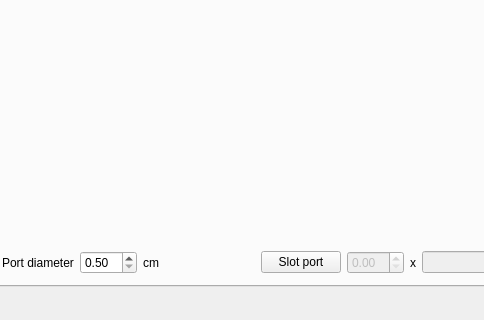
First picture: the form in mainwindow.ui, repository be1/qspeakers, before the edit; both pictures show x 161 to 645 and y 400 to 720 of the 1033 by 720 pixel window.
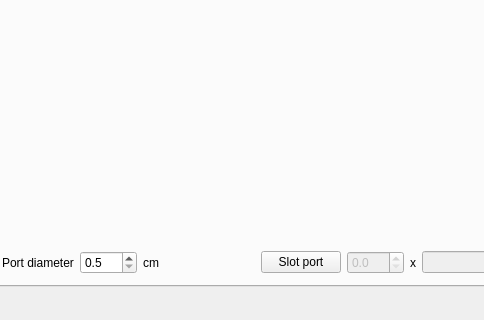
Second picture: the form after the edit. The open tabs and pages were chosen to show the change. Icons and pictures are not drawn.

Commit message: Fix slot port state on file load and do not display tenth of milimeter

Patch:
```diff
--- a/mainwindow.ui
+++ b/mainwindow.ui
@@ -608,6 +608,9 @@
             </item>
             <item>
              <widget class="QDoubleSpinBox" name="portedPortDiameterDoubleSpinBox">
+              <property name="decimals">
+               <number>1</number>
+              </property>
               <property name="minimum">
                <double>0.500000000000000</double>
               </property>
@@ -648,6 +651,9 @@
               <property name="enabled">
                <bool>false</bool>
               </property>
+              <property name="decimals">
+               <number>1</number>
+              </property>
              </widget>
             </item>
             <item>
```
Left out of the diff: 3 changed lines with no effect on the pictures. The commit also changes 1 other file.
